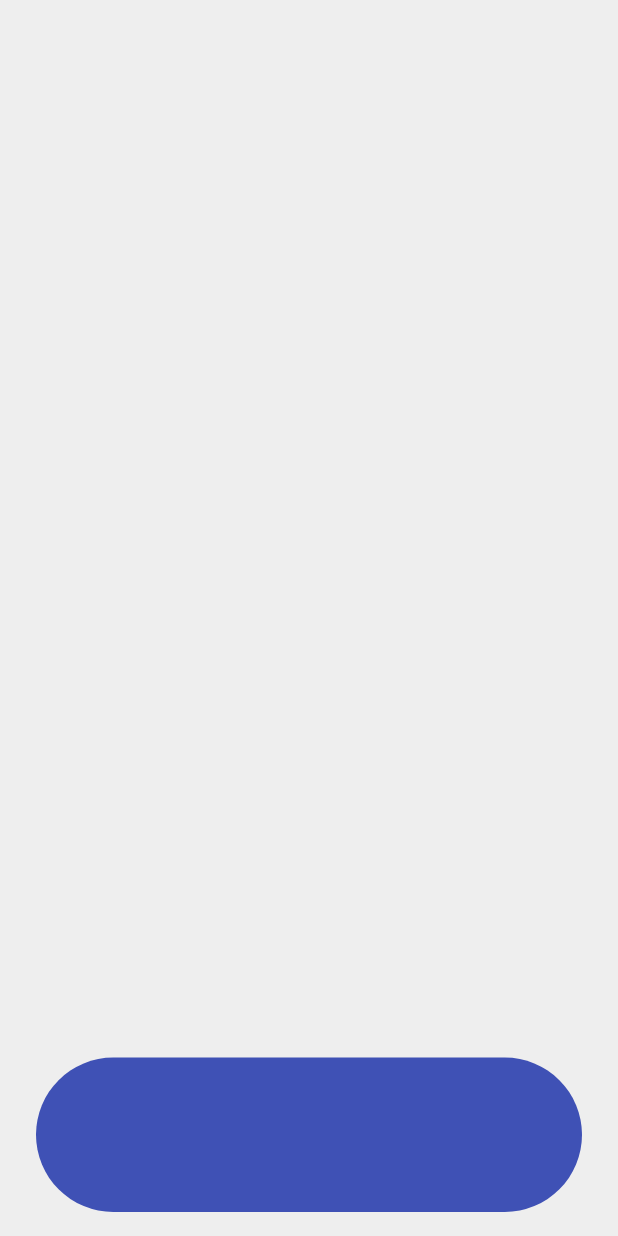
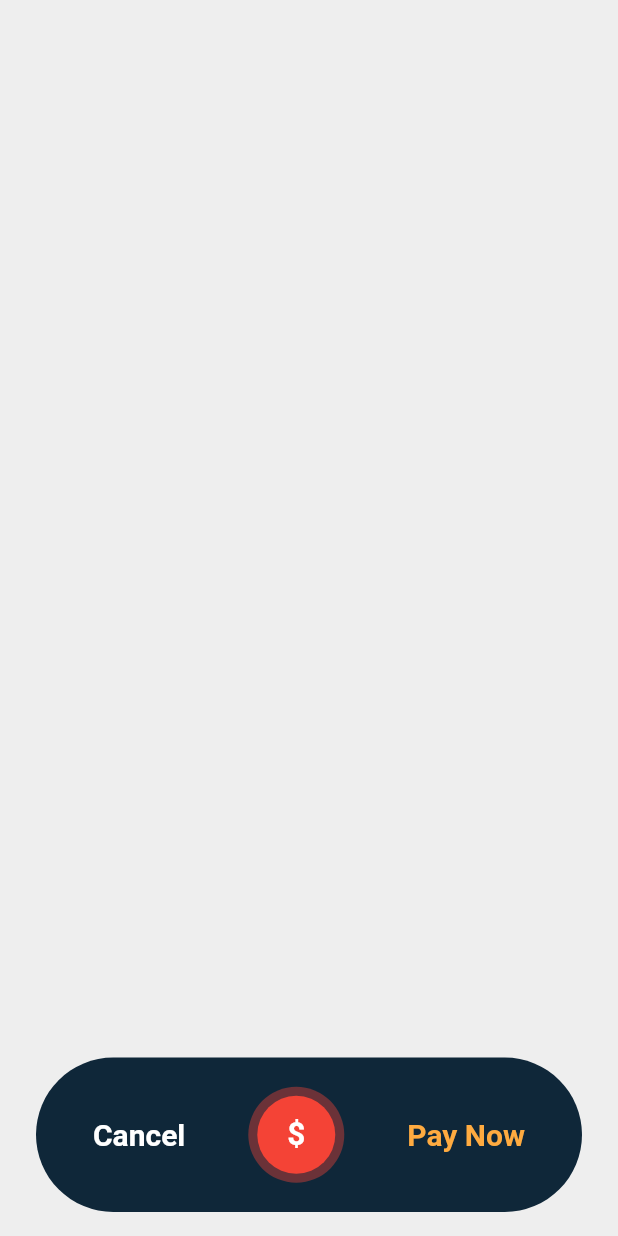
Before and after one commit to JAICHANGPARK/flutter_notebook_the_third_story, a Flutter app: the screen it shows after launch, on a phone screen of 412 x 824 dp. Run offline on Flutter 3.47's test engine with Material 2 defaults, Android fonts, the phone set to English and light mode, and no system bars; our stand-ins replace badges, dotted_border, fl_chart, google_fonts, page_transition, percent_indicator.

Commit message:
Update main_page.dart

```diff
--- a/lib/e_commerce_app/main_page.dart
+++ b/lib/e_commerce_app/main_page.dart
@@ -1,3 +1,4 @@
+import 'package:flutter/cupertino.dart';
 import 'package:flutter/material.dart';
 
 class EcommerceApp extends StatelessWidget {
@@ -25,16 +26,51 @@ class _CartPageState extends State<CartPage> {
             left: 24,
             right: 24,
             bottom: 16,
-
             child: Container(
               height: MediaQuery.of(context).size.height / 8,
               decoration: BoxDecoration(
-                color: Colors.indigo,
-                borderRadius: BorderRadius.circular(64)
+                  color: Color(0xff0F2739),
+                  borderRadius: BorderRadius.circular(64)),
+              child: Row(
+                mainAxisAlignment: MainAxisAlignment.spaceEvenly,
+                children: <Widget>[
+                  Text(
+                    "Cancel",
+                    style: TextStyle(
+                        color: Colors.white,
+                        fontSize: 20,
+                        fontWeight: FontWeight.bold),
+                  ),
+                  Container(
+                    height: 64,
+                    width: 64,
+                    decoration: BoxDecoration(
+                        color: Colors.red[500].withOpacity(0.4),
+                        shape: BoxShape.circle),
+                    margin: EdgeInsets.all(4),
+                    padding: EdgeInsets.all(6),
+                    child: CircleAvatar(
+                      backgroundColor: Colors.red,
+                      child: Text(
+                        "\$",
+                        style: TextStyle(
+                            color: Colors.white,
+                            fontWeight: FontWeight.bold,
+                            fontSize: 21),
+                      ),
+                    ),
+                  ),
+                  Text(
+                    "Pay Now",
+                    style: TextStyle(
+                        color: Colors.orangeAccent,
+                        fontSize: 20,
+                        fontWeight: FontWeight.bold),
+                  )
+                ],
               ),
             ),
           )
-
         ],
       ),
     );
```
